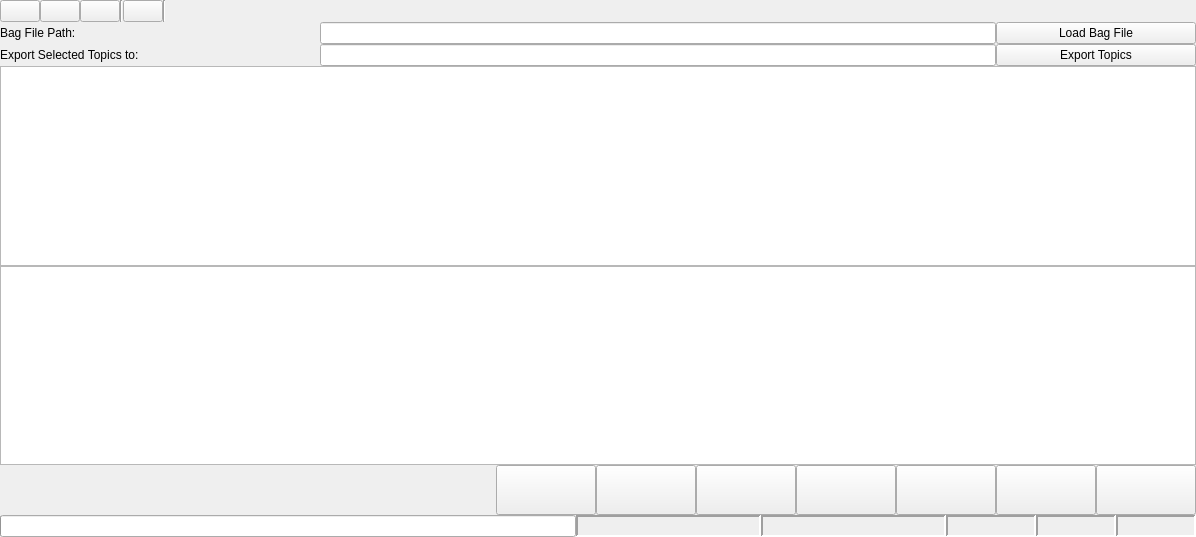
Qt form rqt_bag/resource/bag_widget.ui (jsbyysheng/multi_signals_annotator) before a commit.
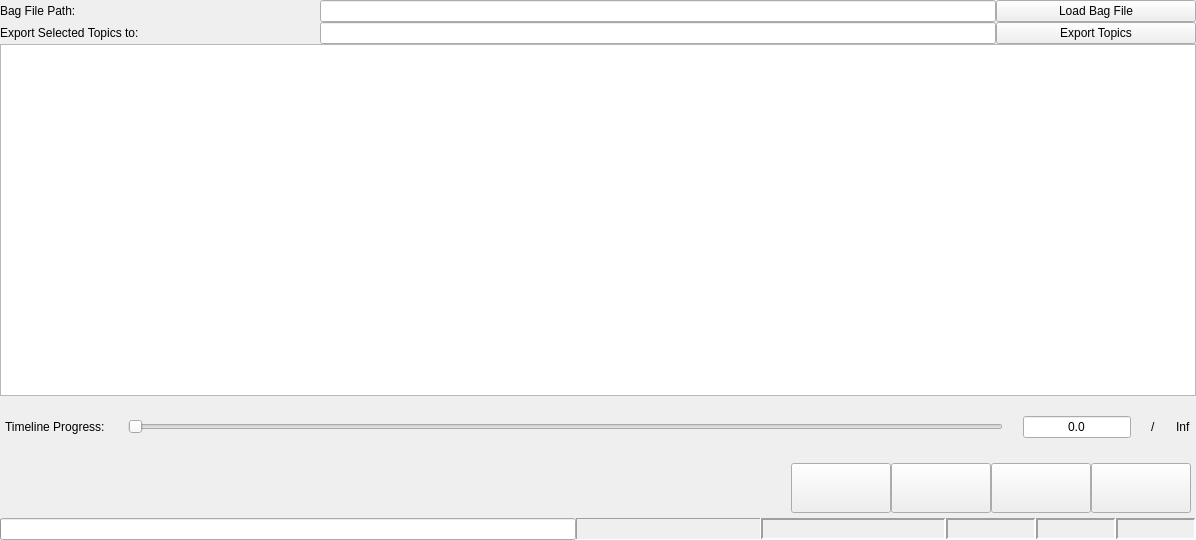
The same form after that commit. Custom widgets are drawn as their Qt base class.

```diff
--- a/rqt_bag/resource/bag_widget.ui
+++ b/rqt_bag/resource/bag_widget.ui
@@ -7,7 +7,7 @@
     <x>0</x>
     <y>0</y>
     <width>1196</width>
-    <height>537</height>
+    <height>540</height>
    </rect>
   </property>
   <property name="windowTitle">
@@ -29,128 +29,6 @@
    <property name="bottomMargin">
     <number>0</number>
    </property>
-   <item>
-    <layout class="QHBoxLayout" name="horizontalLayout">
-     <item>
-      <widget class="QPushButton" name="zoom_in_button">
-       <property name="sizePolicy">
-        <sizepolicy hsizetype="Minimum" vsizetype="Preferred">
-         <horstretch>0</horstretch>
-         <verstretch>0</verstretch>
-        </sizepolicy>
-       </property>
-       <property name="toolTip">
-        <string>Zoom In</string>
-       </property>
-       <property name="text">
-        <string/>
-       </property>
-       <property name="iconSize">
-        <size>
-         <width>16</width>
-         <height>16</height>
-        </size>
-       </property>
-      </widget>
-     </item>
-     <item>
-      <widget class="QPushButton" name="zoom_out_button">
-       <property name="sizePolicy">
-        <sizepolicy hsizetype="Minimum" vsizetype="Preferred">
-         <horstretch>0</horstretch>
-         <verstretch>0</verstretch>
-        </sizepolicy>
-       </property>
-       <property name="toolTip">
-        <string>Zoom Out</string>
-       </property>
-       <property name="text">
-        <string/>
-       </property>
-       <property name="iconSize">
-        <size>
-         <width>16</width>
-         <height>16</height>
-        </size>
-       </property>
-      </widget>
-     </item>
-     <item>
-      <widget class="QPushButton" name="zoom_all_button">
-       <property name="sizePolicy">
-        <sizepolicy hsizetype="Minimum" vsizetype="Preferred">
-         <horstretch>0</horstretch>
-         <verstretch>0</verstretch>
-        </sizepolicy>
-       </property>
-       <property name="toolTip">
-        <string>Zoom Home</string>
-       </property>
-       <property name="text">
-        <string/>
-       </property>
-       <property name="iconSize">
-        <size>
-         <width>16</width>
-         <height>16</height>
-        </size>
-       </property>
-      </widget>
-     </item>
-     <item>
-      <widget class="Line" name="line_2">
-       <property name="orientation">
-        <enum>Qt::Vertical</enum>
-       </property>
-      </widget>
-     </item>
-     <item>
-      <widget class="QPushButton" name="thumbs_button">
-       <property name="sizePolicy">
-        <sizepolicy hsizetype="Minimum" vsizetype="Preferred">
-         <horstretch>0</horstretch>
-         <verstretch>0</verstretch>
-        </sizepolicy>
-       </property>
-       <property name="toolTip">
-        <string>Toggle Thumbnails</string>
-       </property>
-       <property name="text">
-        <string/>
-       </property>
-       <property name="iconSize">
-        <size>
-         <width>16</width>
-         <height>16</height>
-        </size>
-       </property>
-       <property name="checkable">
-        <bool>true</bool>
-       </property>
-      </widget>
-     </item>
-     <item>
-      <widget class="Line" name="line_4">
-       <property name="orientation">
-        <enum>Qt::Vertical</enum>
-       </property>
-      </widget>
-     </item>
-     <item>
-      <spacer name="horizontalSpacer">
-       <property name="orientation">
-        <enum>Qt::Horizontal</enum>
-       </property>
-       <property name="sizeHint" stdset="0">
-        <size>
-         <width>40</width>
-         <height>20</height>
-        </size>
-       </property>
-      </spacer>
-     </item>
-    </layout>
-   </item>
    <item>
     <layout class="QHBoxLayout" name="horizontalLayout_export_path_display">
      <item>
@@ -231,14 +109,100 @@
     </widget>
    </item>
    <item>
-    <widget class="BagGraphicsView" name="graphics_view">
-     <property name="horizontalScrollBarPolicy">
-      <enum>Qt::ScrollBarAlwaysOff</enum>
+    <layout class="QHBoxLayout" name="horizontalLayout">
+     <property name="spacing">
+      <number>20</number>
      </property>
-    </widget>
+     <property name="leftMargin">
+      <number>5</number>
+     </property>
+     <property name="topMargin">
+      <number>20</number>
+     </property>
+     <property name="rightMargin">
+      <number>5</number>
+     </property>
+     <property name="bottomMargin">
+      <number>20</number>
+     </property>
+     <item>
+      <widget class="QLabel" name="label">
+       <property name="frameShape">
+        <enum>QFrame::NoFrame</enum>
+       </property>
+       <property name="frameShadow">
+        <enum>QFrame::Sunken</enum>
+       </property>
+       <property name="lineWidth">
+        <number>1</number>
+       </property>
+       <property name="text">
+        <string>Timeline Progress: </string>
+       </property>
+       <property name="margin">
+        <number>10</number>
+       </property>
+      </widget>
+     </item>
+     <item>
+      <widget class="QSlider" name="horizontalSlider">
+       <property name="orientation">
+        <enum>Qt::Horizontal</enum>
+       </property>
+      </widget>
+     </item>
+     <item>
+      <widget class="QLineEdit" name="lineEdit_playhead">
+       <property name="sizePolicy">
+        <sizepolicy hsizetype="Preferred" vsizetype="Fixed">
+         <horstretch>0</horstretch>
+         <verstretch>0</verstretch>
+        </sizepolicy>
+       </property>
+       <property name="inputMethodHints">
+        <set>Qt::ImhFormattedNumbersOnly</set>
+       </property>
+       <property name="text">
+        <string>0.0</string>
+       </property>
+       <property name="alignment">
+        <set>Qt::AlignCenter</set>
+       </property>
+      </widget>
+     </item>
+     <item>
+      <widget class="QLabel" name="label_max_timeline_splash">
+       <property name="text">
+        <string>/</string>
+       </property>
+      </widget>
+     </item>
+     <item>
+      <widget class="QLabel" name="label_max_timeline">
+       <property name="text">
+        <string>Inf</string>
+       </property>
+       <property name="margin">
+        <number>10</number>
+       </property>
+      </widget>
+     </item>
+    </layout>
    </item>
    <item>
     <layout class="QHBoxLayout" name="horizontalLayout_playcontrol">
+     <property name="leftMargin">
+      <number>5</number>
+     </property>
+     <property name="topMargin">
+      <number>5</number>
+     </property>
+     <property name="rightMargin">
+      <number>5</number>
+     </property>
+     <property name="bottomMargin">
+      <number>5</number>
+     </property>
      <item>
       <spacer name="horizontalSpacer_2">
        <property name="orientation">
@@ -252,62 +216,6 @@
        </property>
       </spacer>
      </item>
-     <item>
-      <widget class="QPushButton" name="begin_button">
-       <property name="sizePolicy">
-        <sizepolicy hsizetype="Minimum" vsizetype="Preferred">
-         <horstretch>0</horstretch>
-         <verstretch>0</verstretch>
-        </sizepolicy>
-       </property>
-       <property name="minimumSize">
-        <size>
-         <width>100</width>
-         <height>50</height>
-        </size>
-       </property>
-       <property name="toolTip">
-        <string>Go To Beginning</string>
-       </property>
-       <property name="text">
-        <string/>
-       </property>
-       <property name="iconSize">
-        <size>
-         <width>16</width>
-         <height>16</height>
-        </size>
-       </property>
-      </widget>
-     </item>
-     <item>
-      <widget class="QPushButton" name="previous_button">
-       <property name="sizePolicy">
-        <sizepolicy hsizetype="Minimum" vsizetype="Preferred">
-         <horstretch>0</horstretch>
-         <verstretch>0</verstretch>
-        </sizepolicy>
-       </property>
-       <property name="minimumSize">
-        <size>
-         <width>100</width>
-         <height>50</height>
-        </size>
-       </property>
-       <property name="toolTip">
-        <string>Previous frame</string>
-       </property>
-       <property name="text">
-        <string/>
-       </property>
-       <property name="iconSize">
-        <size>
-         <width>16</width>
-         <height>16</height>
-        </size>
-       </property>
-      </widget>
-     </item>
      <item>
       <widget class="QPushButton" name="slower_button">
        <property name="sizePolicy">
@@ -367,34 +275,6 @@
        </property>
       </widget>
      </item>
-     <item>
-      <widget class="QPushButton" name="next_button">
-       <property name="sizePolicy">
-        <sizepolicy hsizetype="Minimum" vsizetype="Preferred">
-         <horstretch>0</horstretch>
-         <verstretch>0</verstretch>
-        </sizepolicy>
-       </property>
-       <property name="minimumSize">
-        <size>
-         <width>100</width>
-         <height>50</height>
-        </size>
-       </property>
-       <property name="toolTip">
-        <string>Next frame</string>
-       </property>
-       <property name="text">
-        <string/>
-       </property>
-       <property name="iconSize">
-        <size>
-         <width>16</width>
-         <height>16</height>
-        </size>
-       </property>
-      </widget>
-     </item>
      <item>
       <widget class="QPushButton" name="faster_button">
        <property name="sizePolicy">
@@ -424,7 +304,7 @@
       </widget>
      </item>
      <item>
-      <widget class="QPushButton" name="end_button">
+      <widget class="QPushButton" name="next_button">
        <property name="sizePolicy">
         <sizepolicy hsizetype="Minimum" vsizetype="Preferred">
          <horstretch>0</horstretch>
@@ -473,6 +353,12 @@
      </item>
      <item>
       <widget class="QLabel" name="stamp_label">
+       <property name="sizePolicy">
+        <sizepolicy hsizetype="Expanding" vsizetype="Preferred">
+         <horstretch>0</horstretch>
+         <verstretch>0</verstretch>
+        </sizepolicy>
+       </property>
        <property name="maximumSize">
         <size>
          <width>185</width>
@@ -489,7 +375,7 @@
         <enum>QFrame::Sunken</enum>
        </property>
        <property name="lineWidth">
-        <number>2</number>
+        <number>1</number>
        </property>
        <property name="text">
         <string/>
@@ -498,6 +384,12 @@
      </item>
      <item>
       <widget class="QLabel" name="date_label">
+       <property name="sizePolicy">
+        <sizepolicy hsizetype="Expanding" vsizetype="Preferred">
+         <horstretch>0</horstretch>
+         <verstretch>0</verstretch>
+        </sizepolicy>
+       </property>
        <property name="maximumSize">
         <size>
          <width>185</width>
@@ -523,6 +415,12 @@
      </item>
      <item>
       <widget class="QLabel" name="seconds_label">
+       <property name="sizePolicy">
+        <sizepolicy hsizetype="Expanding" vsizetype="Preferred">
+         <horstretch>0</horstretch>
+         <verstretch>0</verstretch>
+        </sizepolicy>
+       </property>
        <property name="minimumSize">
         <size>
          <width>0</width>
@@ -554,6 +452,12 @@
      </item>
      <item>
       <widget class="QLabel" name="playspeed_label">
+       <property name="sizePolicy">
+        <sizepolicy hsizetype="Expanding" vsizetype="Preferred">
+         <horstretch>0</horstretch>
+         <verstretch>0</verstretch>
+        </sizepolicy>
+       </property>
        <property name="maximumSize">
         <size>
          <width>80</width>
@@ -579,6 +483,12 @@
      </item>
      <item>
       <widget class="QLabel" name="filesize_label">
+       <property name="sizePolicy">
+        <sizepolicy hsizetype="Expanding" vsizetype="Preferred">
+         <horstretch>0</horstretch>
+         <verstretch>0</verstretch>
+        </sizepolicy>
+       </property>
        <property name="maximumSize">
         <size>
          <width>80</width>
@@ -606,13 +516,6 @@
    </item>
   </layout>
  </widget>
- <customwidgets>
-  <customwidget>
-   <class>BagGraphicsView</class>
-   <extends>QGraphicsView</extends>
-   <header>rqt_bag.bag_widget</header>
-  </customwidget>
- </customwidgets>
  <resources/>
  <connections/>
 </ui>
```
Left out of the diff: 2 changed lines with no effect on the pictures.
